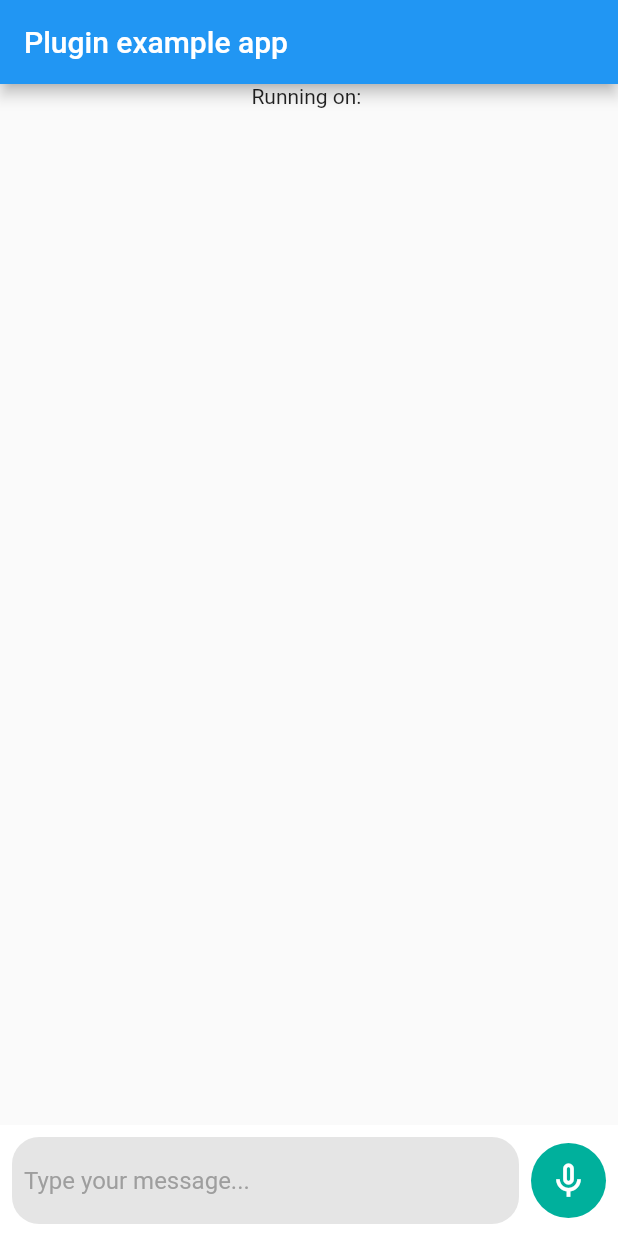
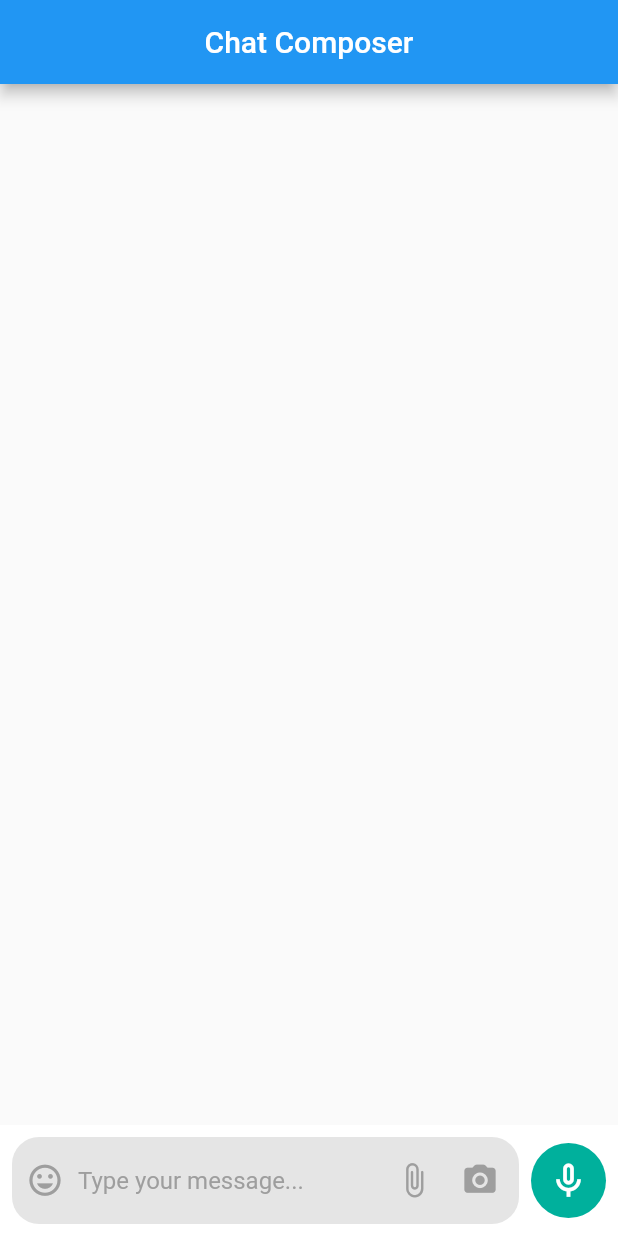
Before and after one commit to anokabb/chat_composer, a Flutter app: the screen it shows after launch, on a phone screen of 412 x 824 dp. Run offline on Flutter 3.47's test engine with Material 2 defaults, Android fonts, the phone set to English and light mode, and no system bars; our stand-ins replace bloc, flutter_bloc, fluttertoast, permission_handler; missing offline and left inert: flutter_audio_recorder2.

Commit message:
added example app

```diff
--- a/example/lib/main.dart
+++ b/example/lib/main.dart
@@ -1,4 +1,5 @@
 import 'package:chat_composer/chat_composer.dart';
+import 'package:flutter/cupertino.dart';
 import 'package:flutter/material.dart';
 
 void main() {
@@ -13,19 +14,68 @@ class MyApp extends StatefulWidget {
 }
 
 class _MyAppState extends State<MyApp> {
+  List<String> list = [];
+  TextEditingController con = TextEditingController();
   @override
   Widget build(BuildContext context) {
     return MaterialApp(
       home: Scaffold(
         appBar: AppBar(
-          title: const Text('Plugin example app'),
+          centerTitle: true,
+          title: const Text('Chat Composer'),
         ),
         body: Column(
           children: [
-            const Expanded(child: Text('Running on: ')),
+            Expanded(
+              child: ListView.builder(
+                  itemCount: list.length,
+                  itemBuilder: (_, pos) {
+                    return ListTile(title: Text(list[pos]));
+                  }),
+            ),
             ChatComposer(
-              onRecordEnd: (dddd) {},
-              onReceiveText: (str) {},
+              controller: con,
+              onReceiveText: (str) {
+                setState(() {
+                  list.add('TEXT : ' + str!);
+                  con.text = '';
+                });
+              },
+              onRecordEnd: (path) {
+                setState(() {
+                  list.add('AUDIO PATH : ' + path!);
+                });
+              },
+              textPadding: EdgeInsets.zero,
+              leading: CupertinoButton(
+                padding: EdgeInsets.zero,
+                child: const Icon(
+                  Icons.insert_emoticon_outlined,
+                  size: 25,
+                  color: Colors.grey,
+                ),
+                onPressed: () {},
+              ),
+              actions: [
+                CupertinoButton(
+                  padding: EdgeInsets.zero,
+                  child: const Icon(
+                    Icons.attach_file_rounded,
+                    size: 25,
+                    color: Colors.grey,
+                  ),
+                  onPressed: () {},
+                ),
+                CupertinoButton(
+                  padding: EdgeInsets.zero,
+                  child: const Icon(
+                    Icons.camera_alt_rounded,
+                    size: 25,
+                    color: Colors.grey,
+                  ),
+                  onPressed: () {},
+                ),
+              ],
             ),
           ],
         ),
@@ -33,38 +83,3 @@ class _MyAppState extends State<MyApp> {
     );
   }
 }
-
-// CupertinoButton(
-          //   child: const Icon(
-          //     Icons.insert_emoticon_outlined,
-          //     size: 25,
-          //     color: Colors.grey,
-          //   ),
-          //   onPressed: () {},
-          // ),
-
-
-           // [
-                  //     Padding(
-                  //       padding: const EdgeInsets.symmetric(horizontal: 4),
-                  //       child: InkWell(
-                  //         child: const Icon(
-                  //           Icons.camera_alt_outlined,
-                  //           size: 25,
-                  //           color: Colors.grey,
-                  //         ),
-                  //         onTap: () => sendImage(ImageType.Camera, context),
-                  //       ),
-                  //     ),
-                  //     Padding(
-                  //       padding: const EdgeInsets.symmetric(horizontal: 4),
-                  //       child: InkWell(
-                  //         child: const Icon(
-                  //           Icons.image_outlined,
-                  //           size: 25,
-                  //           color: Colors.grey,
-                  //         ),
-                  //         onTap: () => sendImage(ImageType.Gallery, context),
-                  //       ),
-                  //     ),
-                  //   ]
--- a/lib/widgets/message_field.dart
+++ b/lib/widgets/message_field.dart
@@ -34,6 +34,16 @@ class MessageField extends StatefulWidget {
 }
 
 class _MessageFieldState extends State<MessageField> {
+  @override
+  void initState() {
+    localController.addListener(() {
+      context
+          .read<RecordAudioCubit>()
+          .toggleRecord(canRecord: localController.text.isEmpty);
+    });
+    super.initState();
+  }
+
   @override
   Widget build(BuildContext context) {
     return ConstrainedBox(
```
Also changed, not shown: lib/chat_composer.dart (+7 -0 lines).
